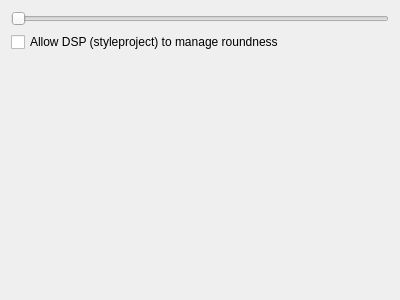
The window that shapecorners_config.ui (matinlotfali/KDE-Rounded-Corners) describes before a commit, drawn with Qt 5.
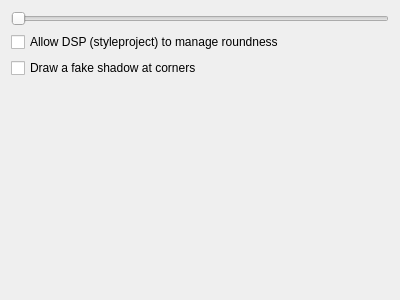
The same window after the commit.

Commit message: Draw fake shadows using shaders

The edit to the form file:
```diff
--- a/shapecorners_config.ui
+++ b/shapecorners_config.ui
@@ -39,6 +39,13 @@
        </property>
       </widget>
      </item>
+     <item>
+      <widget class="QCheckBox" name="drawShadow">
+       <property name="text">
+        <string>Draw a fake shadow at corners</string>
+       </property>
+      </widget>
+     </item>
      <item>
       <spacer name="verticalSpacer">
        <property name="orientation">
```
The commit also changes 5 other files.
